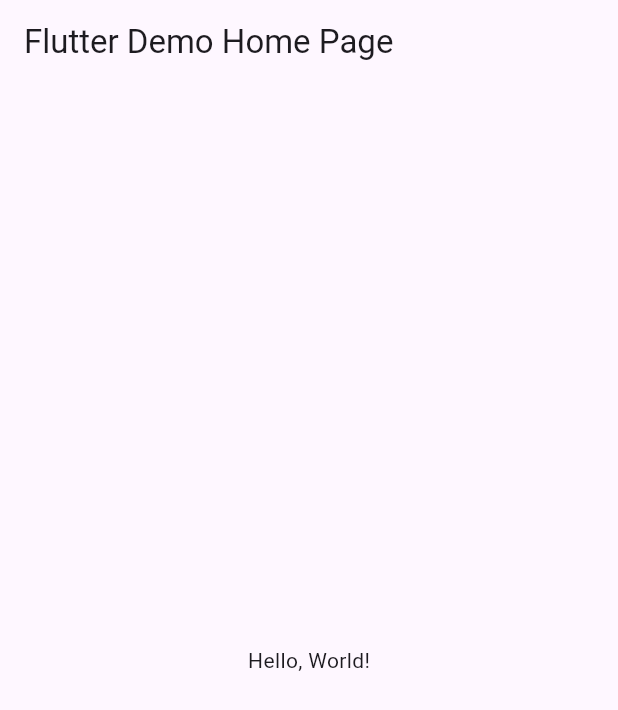
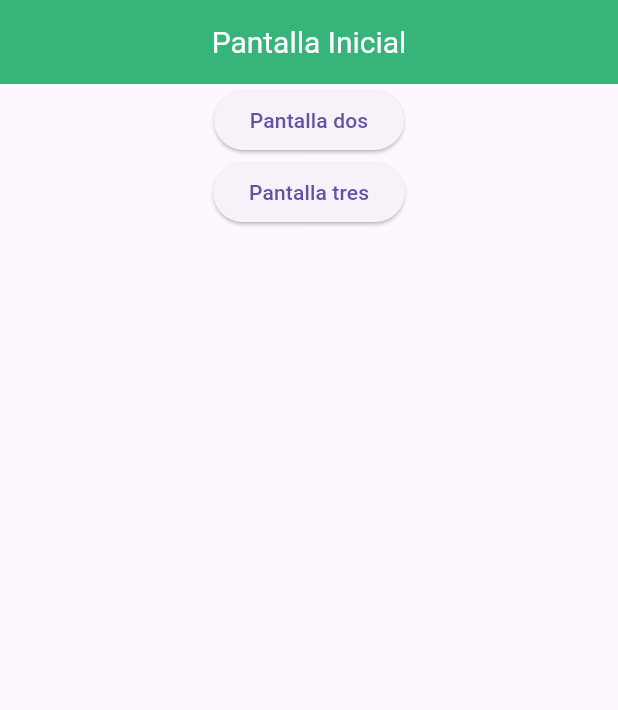
Before and after one commit to Alondra-Ramirez-Sandoval-1092/pantallas6i, a Flutter app: the screen it shows after launch, on a phone screen of 412 x 824 dp. Shown: the top 710 px of the screen. Run offline on Flutter 3.47's test engine with Material 3 defaults, Android fonts, the phone set to English and light mode, and no system bars.

Commit message:
otra vez

```diff
--- a/lib/main.dart
+++ b/lib/main.dart
@@ -1,43 +1,25 @@
 import 'package:flutter/material.dart';
+import 'package:ramirezrutas/pagina_inicial.dart';
+import 'package:ramirezrutas/pagina_dos.dart';
+import 'package:ramirezrutas/pagina_tres.dart';
 
-void main() => runApp(MyApp());
+void main() => runApp(MiRutas());
 
-class MyApp extends StatelessWidget {
-  const MyApp({super.key});
-  // This widget is the root of your application.
+class MiRutas extends StatelessWidget {
+  const MiRutas({Key? key}) : super(key: key);
+
   @override
   Widget build(BuildContext context) {
     return MaterialApp(
-      // Application name
-      title: 'Flutter Hello World',
-      // Application theme data, you can set the colors for the application as
-      // you want
-      theme: ThemeData(
-        // useMaterial3: false,
-        primarySwatch: Colors.blue,
-      ),
-      // A widget which will be started on application startup
-      home: MyHomePage(title: 'Flutter Demo Home Page'),
+      debugShowCheckedModeBanner: false,
+      title: 'Rutas entre paginas',
+      routes: {
+        // When navigating to the "/" route, build the FirstScreen widget.
+        '/': (context) => const PantallaUno(),
+        // When navigating to the "/second" route, build the SecondScreen widget.
+        '/pantalla2': (context) => const PantallaDos(),
+        '/pantalla3': (context) => const PantallaTres(),
+      },
     );
   }
 }
-
-class MyHomePage extends StatelessWidget {
-  final String title;
-  const MyHomePage({super.key, required this.title});
-
-  @override
-  Widget build(BuildContext context) {
-    return Scaffold(
-      appBar: AppBar(
-        // The title text which will be shown on the action bar
-        title: Text(title),
-      ),
-      body: Center(
-        child: Text(
-          'Hello, World!',
-        ),
-      ),
-    );
-  }
-}
--- /dev/null
+++ b/lib/pagina_inicial.dart
@@ -0,0 +1,41 @@
+import 'package:flutter/material.dart';
+
+class PantallaUno extends StatelessWidget {
+  const PantallaUno({Key? key}) : super(key: key);
+
+  @override
+  Widget build(BuildContext context) {
+    return Scaffold(
+      appBar: AppBar(
+        backgroundColor: Color(0xff36b479), // Fondo menta
+        titleTextStyle: const TextStyle(
+          color: Colors.white, // Letra blanca
+          fontSize: 20.0, // Tamaño 20
+        ),
+        title: const Center(
+          child: Text('Pantalla Inicial'),
+        ),
+      ),
+      body: Column(
+        children: [
+          Center(
+            child: ElevatedButton(
+              onPressed: () {
+                Navigator.pushNamed(context, '/pantalla2');
+              },
+              child: const Text('Pantalla dos'),
+            ),
+          ),
+          Center(
+            child: ElevatedButton(
+              onPressed: () {
+                Navigator.pushNamed(context, '/pantalla3');
+              },
+              child: const Text('Pantalla tres'),
+            ),
+          ),
+        ],
+      ),
+    );
+  }
+}
```
Also changed, not shown: lib/pagina_dos.dart (added, +29 -0 lines), lib/pagina_tres.dart (added, +29 -0 lines).
